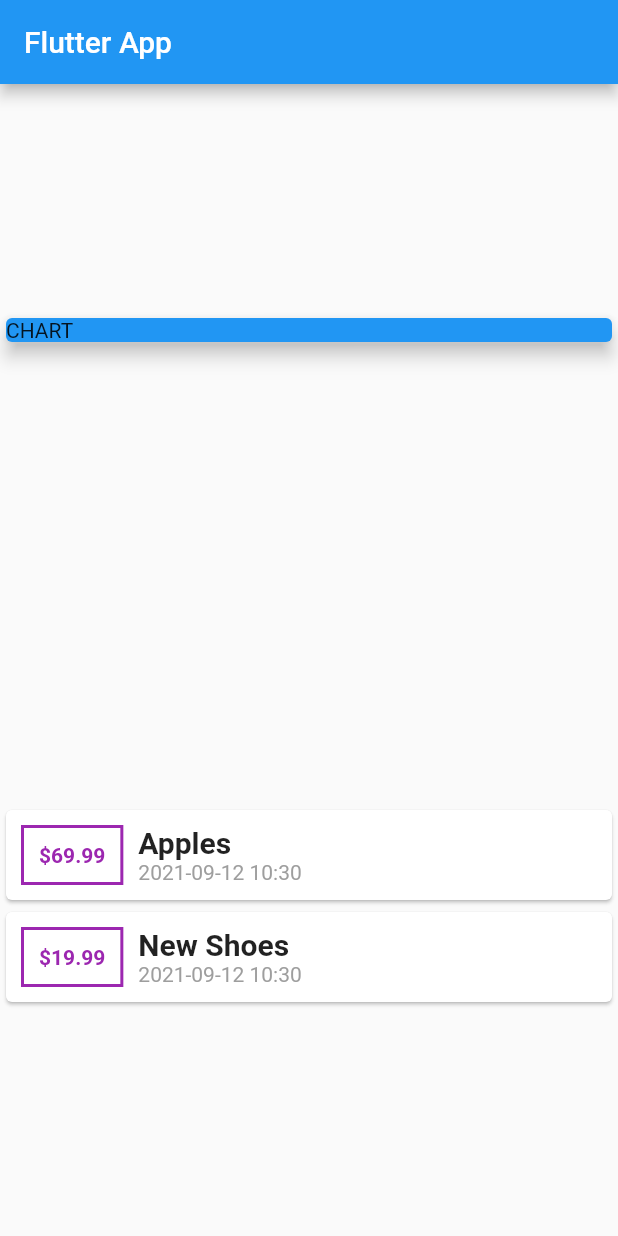
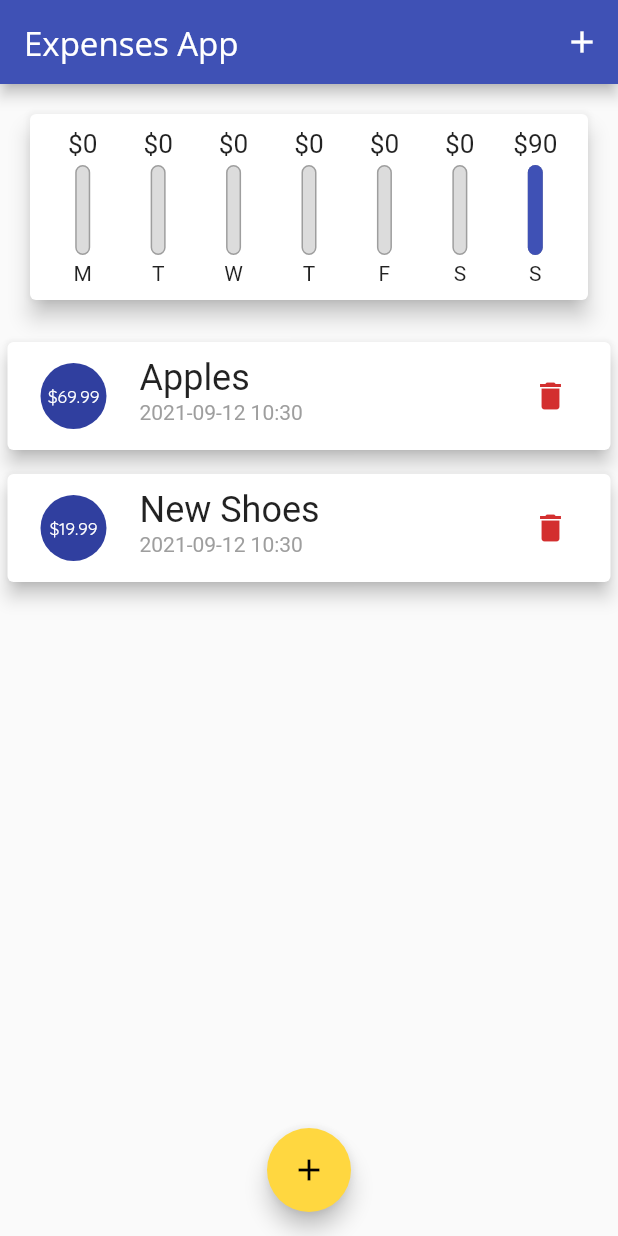
Before and after one commit to dudziec/expenses-app, a Flutter app: the screen it shows after launch, on a phone screen of 412 x 824 dp. Run offline on Flutter 3.47's test engine with Material 2 defaults, Android fonts, the phone set to English and light mode, and no system bars; missing offline and left inert: dart:ffi.

Commit message:
add: finished project

```diff
--- a/lib/main.dart
+++ b/lib/main.dart
@@ -1,7 +1,9 @@
-import 'package:expenses_app/transaction.dart';
+import 'package:expenses_app/models/transaction.dart';
+import 'package:expenses_app/widgets/chart.dart';
+import 'package:expenses_app/widgets/new_transaction.dart';
+import 'package:expenses_app/widgets/transaction_list.dart';
 import 'package:flutter/cupertino.dart';
 import 'package:flutter/material.dart';
-import 'package:intl/intl.dart';
 
 void main() {
   runApp(MyApp());
@@ -12,57 +14,99 @@ class MyApp extends StatelessWidget {
   @override
   Widget build(BuildContext context) {
     return MaterialApp(
+      theme: ThemeData(
+        primarySwatch: Colors.indigo,
+        accentColor: Colors.amberAccent,
+        fontFamily: 'Quicksand',
+        textTheme: ThemeData.light().textTheme.copyWith(
+              headline6: TextStyle(fontSize: 10, fontFamily: 'OpenSans'),
+            ),
+        appBarTheme: AppBarTheme(
+          textTheme: ThemeData.light().textTheme.copyWith(
+              headline6: TextStyle(fontFamily: 'OpenSans', fontSize: 22)),
+        ),
+      ),
       title: 'Flutter App',
       home: MyHomePage(),
     );
   }
 }
 
-class MyHomePage extends StatelessWidget {
-  final DateFormat dateFormat = DateFormat("yyyy-MM-dd hh:mm");
+class MyHomePage extends StatefulWidget {
+  @override
+  _MyHomePageState createState() => _MyHomePageState();
+}
 
-  final List<Transaction> transactions = [
-    Transaction(id: 't1', amount: 69.99, title: "Apples", dateTime: DateTime.now()),
-    Transaction(id: 't2', amount: 19.99, title: "New Shoes", dateTime: DateTime.now()),
+class _MyHomePageState extends State<MyHomePage> {
+  final List<Transaction> _userTransactions = [
+    Transaction(
+        id: 't1', amount: 69.99, title: "Apples", dateTime: DateTime.now()),
+    Transaction(
+        id: 't2', amount: 19.99, title: "New Shoes", dateTime: DateTime.now()),
   ];
+
+  List<Transaction> get _recentTransactions {
+    return _userTransactions.where((tx) {
+      return tx.dateTime.isAfter(DateTime.now().subtract(Duration(days: 7)));
+    }).toList();
+  }
+
+  void _addNewTransaction(String title, double amount, DateTime chosenDate) {
+    final newTx = Transaction(
+        id: 't${_userTransactions.length.toString()}',
+        title: title,
+        amount: amount,
+        dateTime: chosenDate);
+
+    setState(() {
+      _userTransactions.add(newTx);
+    });
+  }
+
+  void _removeTransaction(String id) {
+    setState(() {
+      _userTransactions.removeWhere((element) => element.id == id);
+    });
+  }
+
+  void _startAddNewTransaction(BuildContext context) {
+    showModalBottomSheet(
+      context: context,
+      builder: (_) {
+        return GestureDetector(
+          child: NewTransaction(_addNewTransaction),
+          onTap: () {},
+          behavior: HitTestBehavior.opaque,
+        );
+      },
+    );
+  }
 
   @override
   Widget build(BuildContext context) {
     return Scaffold(
       appBar: AppBar(
-        title: Text('Flutter App'),
+        actions: [
+          IconButton(
+              onPressed: () => _startAddNewTransaction(context),
+              icon: Icon(Icons.add))
+        ],
+        title: Text('Expenses App'),
       ),
-      body: Column(
-        mainAxisAlignment: MainAxisAlignment.spaceAround,
-        children: [
-           Card(child: Container(child: Text('CHART'), width: double.infinity,), elevation: 5, color: Colors.blue,),
-          Column(
-            children: transactions.map((e) => Card(child: Row(children: [
-              Container(
-                  margin: EdgeInsets.all(10),
-                  padding: EdgeInsets.all(10),
-                  decoration: BoxDecoration(
-                    border: Border.all(color: Colors.purple, width: 2)
-                  ),
-                  child:
-                    Text('\$${e.amount.toString()}',
-                        style: TextStyle(
-                          fontWeight: FontWeight.bold,
-                          color: Colors.purple
-                        ),
-                    ),),
-              Column(
-                crossAxisAlignment: CrossAxisAlignment.start,
-                children: [
-                Text(e.title,
-                style: TextStyle(fontSize: 20, fontWeight: FontWeight.bold),),
-                Text('${dateFormat.format(e.dateTime)}',
-                style: TextStyle(color: Colors.grey),),
-              ],)
-            ],))).toList(),
-          )
-      ],),
+      body: SingleChildScrollView(
+        child: Column(
+          // mainAxisAlignment: MainAxisAlignment.spaceAround,
+          children: [
+            Chart(_recentTransactions),
+            TransactionList(_userTransactions, _removeTransaction),
+          ],
+        ),
+      ),
+      floatingActionButtonLocation: FloatingActionButtonLocation.centerFloat,
+      floatingActionButton: FloatingActionButton(
+        child: Icon(Icons.add),
+        onPressed: () => _startAddNewTransaction(context),
+      ),
     );
   }
-
 }
--- /dev/null
+++ b/lib/widgets/chart.dart
@@ -0,0 +1,63 @@
+import 'package:expenses_app/models/transaction.dart';
+import 'package:expenses_app/widgets/chart_bar.dart';
+import 'package:flutter/cupertino.dart';
+import 'package:flutter/material.dart';
+import 'package:intl/intl.dart';
+
+class Chart extends StatelessWidget {
+  final List<Transaction> recentTransactions;
+
+  Chart(this.recentTransactions);
+
+  List<Map<String, Object>> get groupedTransactionValues {
+    return List.generate(7, (index) {
+      final weekDay = DateTime.now().subtract(Duration(days: index));
+
+      var totalSum = 0.0;
+
+      for (var i = 0; i < recentTransactions.length; i++) {
+        if (recentTransactions[i].dateTime.day == weekDay.day &&
+            recentTransactions[i].dateTime.month == weekDay.month &&
+            recentTransactions[i].dateTime.year == weekDay.year) {
+          totalSum += recentTransactions[i].amount;
+        }
+      }
+
+      print(DateFormat.E().format(weekDay));
+      print(totalSum);
+
+      return {
+        'day': DateFormat.E().format(weekDay).substring(0, 1),
+        'amount': totalSum
+      };
+    }).reversed.toList();
+  }
+
+  double get totalSpending {
+    return groupedTransactionValues.fold(0.0, (previousValue, element) {
+      return previousValue += (element['amount'] as double);
+    });
+  }
+
+  @override
+  Widget build(BuildContext context) {
+    print(groupedTransactionValues);
+    return Card(
+      elevation: 6,
+      margin: EdgeInsets.all(20),
+      child: Padding(
+        padding: EdgeInsets.all(10),
+        child: Row(
+          mainAxisAlignment: MainAxisAlignment.spaceAround,
+          children: groupedTransactionValues.map<Widget>((data) {
+            return Flexible(
+              fit: FlexFit.tight,
+              child: ChartBar((data['day'] as String), (data['amount'] as double),
+                  totalSpending == 0.0 ? 0.0 : (data['amount'] as double) / totalSpending),
+            );
+          }).toList(),
+        ),
+      ),
+    );
+  }
+}
--- /dev/null
+++ b/lib/widgets/chart_bar.dart
@@ -0,0 +1,49 @@
+import 'package:flutter/cupertino.dart';
+import 'package:flutter/material.dart';
+
+class ChartBar extends StatelessWidget {
+  final String label;
+  final double spendingAmount;
+  final double spendingPctOfTotal;
+
+  ChartBar(this.label, this.spendingAmount, this.spendingPctOfTotal);
+
+  @override
+  Widget build(BuildContext context) {
+    return Column(
+      children: [
+        Container(height: 20,
+        child: FittedBox(child: Text('\$${spendingAmount.toStringAsFixed(0)}'))),
+        SizedBox(
+          height: 4,
+        ),
+        Container(
+          height: 60,
+          width: 10,
+          child: Stack(
+            children: [
+              Container(
+                  decoration: BoxDecoration(
+                border: Border.all(color: Colors.grey, width: 1.0),
+                color: Color.fromRGBO(220, 220, 220, 1),
+                borderRadius: BorderRadius.circular(10),
+              )),
+              FractionallySizedBox(
+                heightFactor: spendingPctOfTotal,
+                child: Container(
+                  decoration: BoxDecoration(
+                      color: Theme.of(context).primaryColor,
+                      borderRadius: BorderRadius.circular(10)),
+                ),
+              )
+            ],
+          ),
+        ),
+        SizedBox(
+          height: 4,
+        ),
+        Text(label),
+      ],
+    );
+  }
+}
--- /dev/null
+++ b/lib/widgets/transaction_list.dart
@@ -0,0 +1,100 @@
+import 'package:expenses_app/models/transaction.dart';
+import 'package:flutter/cupertino.dart';
+import 'package:flutter/material.dart';
+import 'package:intl/intl.dart';
+
+class TransactionList extends StatelessWidget {
+  final DateFormat dateFormat = DateFormat("yyyy-MM-dd hh:mm");
+  final List<Transaction> transactions;
+  final Function remove;
+
+  TransactionList(this.transactions, this.remove);
+
+  @override
+  Widget build(BuildContext context) {
+    return Container(
+      height: 420,
+      child: transactions.isEmpty
+          ? Column(
+              children: [
+                Text(
+                  'No transactions added yet!',
+                  style: Theme.of(context).textTheme.headline6,
+                ),
+                SizedBox(
+                  height: 50,
+                ),
+                Container(
+                  child: Image.asset(
+                    'assets/images/waiting.png',
+                    fit: BoxFit.cover,
+                  ),
+                  height: 200,
+                )
+              ],
+            )
+          : ListView.builder(
+              itemBuilder: (ctx, index) {
+                return Card(
+                  elevation: 5,
+                  margin: EdgeInsets.symmetric(vertical: 8, horizontal: 5),
+                  child: ListTile(
+                    leading: Padding(
+                        padding: EdgeInsets.all(6.0),
+                        child: FittedBox(
+                            child: CircleAvatar(
+                          radius: 30,
+                          child: Text(
+                            '\$${transactions[index].amount.toStringAsFixed(2)}',
+                          ),
+                        ))),
+                    title: Text(transactions[index].title,
+                        style: Theme.of(context).textTheme.headline5),
+                    subtitle: Text(
+                      '${dateFormat.format(transactions[index].dateTime)}',
+                      style: TextStyle(color: Colors.grey),
+                    ),
+                    trailing: IconButton(
+                      onPressed: () {
+                        remove(transactions[index].id);
+                      },
+                      color: Theme.of(context).errorColor,
+                      icon: Icon(Icons.delete),
+                    ),
+                  ),
+                );
+                //   Card(
+                //     child: Row(
+                //   children: [
+                //     Container(
+                //       margin: EdgeInsets.all(10),
+                //       padding: EdgeInsets.all(10),
+                //       decoration: BoxDecoration(
+                //           border: Border.all(
+                //               color: Theme.of(context).primaryColor, width: 2)),
+                //       child: Text(
+                //         '\$${transactions[index].amount.toStringAsFixed(2)}',
+                //         style: TextStyle(
+                //             fontWeight: FontWeight.w700,
+                //             color: Theme.of(context).primaryColor),
+                //       ),
+                //     ),
+                //     Column(
+                //       crossAxisAlignment: CrossAxisAlignment.start,
+                //       children: [
+                //         Text(transactions[index].title,
+                //             style: Theme.of(context).textTheme.headline6),
+                //         Text(
+                //           '${dateFormat.format(transactions[index].dateTime)}',
+                //           style: TextStyle(color: Colors.grey),
+                //         ),
+                //       ],
+                //     )
+                //   ],
+                // ));
+              },
+              itemCount: transactions.length,
+            ),
+    );
+  }
+}
```
Also changed, not shown: lib/widgets/new_transaction.dart (added, +95 -0 lines), pubspec.yaml (+23 -19 lines), assets/fonts/OpenSans-Bold.ttf (added), assets/fonts/OpenSans-Regular.ttf (added), assets/fonts/Quicksand-Bold.ttf (added), assets/fonts/Quicksand-Light.ttf (added), assets/fonts/Quicksand-Medium.ttf (added), assets/fonts/Quicksand-Regular.ttf (added), assets/images/waiting.png (added), lib/models/transaction.dart (renamed from lib/transaction.dart).
